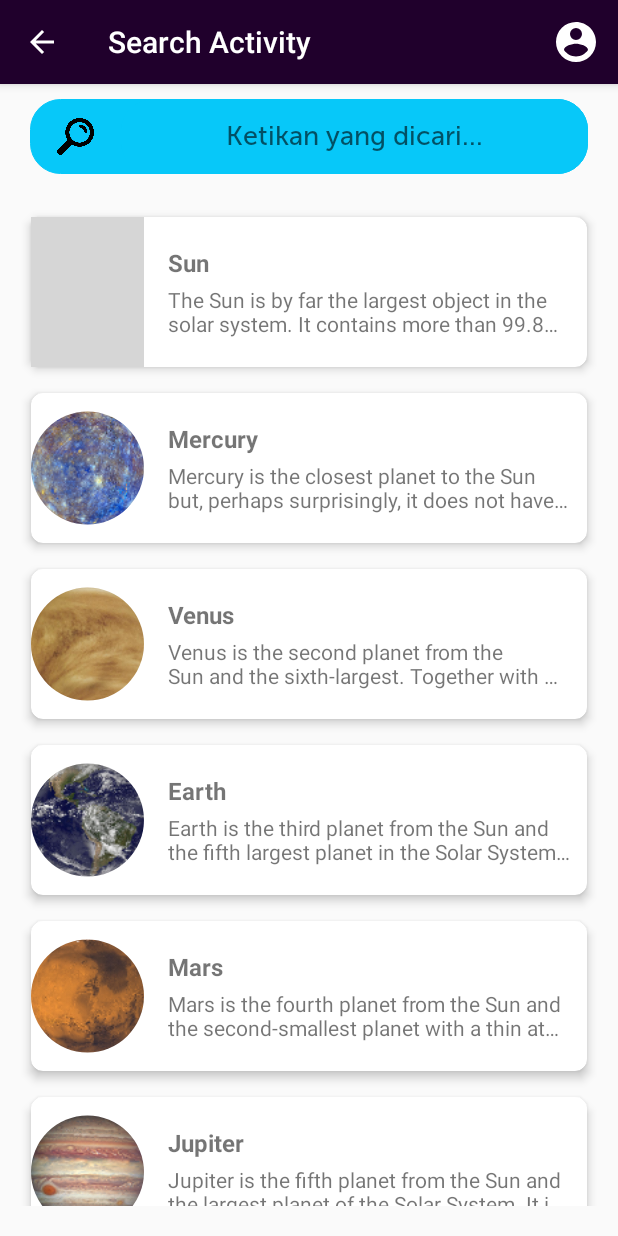
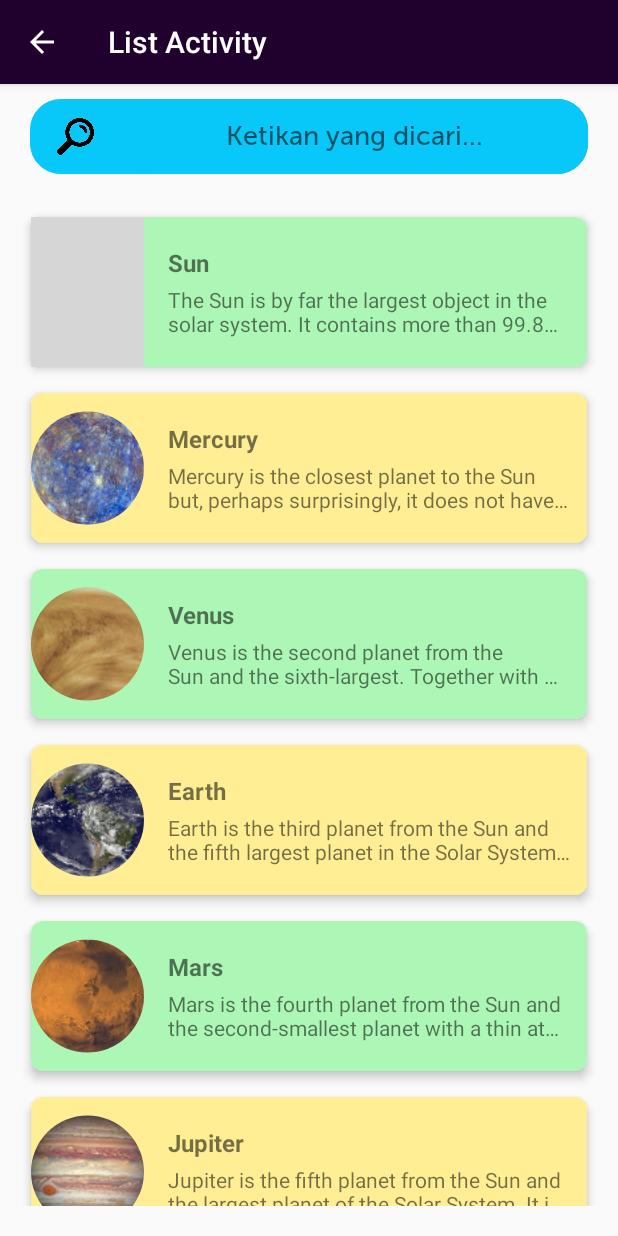
Before and after one commit to kukuhsw/SicKot, an Android app: the MainActivity screen opened directly, with no data from a screen before it, after a tap on an icon or button, on a phone screen of 412 x 824 dp. Run offline under Robolectric (Android 15) with nearby library versions, the phone set to English and light mode, and no system bars; our stand-ins replace CircleImageView; pictures from the network do not load; grey boxes are pictures that could not be loaded.

Commit message:
add different color recylerview

```diff
--- a/app/src/main/AndroidManifest.xml
+++ b/app/src/main/AndroidManifest.xml
@@ -13,8 +13,8 @@
         android:roundIcon="@mipmap/ic_launcher_round"
         android:supportsRtl="true"
         android:theme="@style/AppTheme">
-        <activity android:name=".activities.GridActivity"></activity>
-        <activity android:name=".activities.SearchPlanetActivity" />
+        <activity android:name=".activities.GridPlanetActivity"></activity>
+        <activity android:name=".activities.ListPlanetActivity" />
         <activity android:name=".activities.ProfileActivity" />
         <activity android:name=".activities.DetailPlanetActivity" />
         <activity android:name=".activities.MainActivity" />
--- a/app/src/main/java/com/hellu/lekot/activities/SearchPlanetActivity.kt
+++ b/app/src/main/java/com/hellu/lekot/activities/ListPlanetActivity.kt
@@ -2,13 +2,11 @@ package com.hellu.lekot.activities
 
 import android.content.Intent
 import android.os.Bundle
-import android.view.Menu
-import android.view.MenuItem
 import android.widget.Toast
 import androidx.appcompat.app.AppCompatActivity
 import androidx.recyclerview.widget.LinearLayoutManager
 import androidx.recyclerview.widget.RecyclerView
-import com.hellu.lekot.OnClickListener
+import com.hellu.lekot.utils.OnClickListener
 import com.hellu.lekot.R
 import com.hellu.lekot.adapter.PlanetAdapter
 import com.hellu.lekot.data.Planet
@@ -20,7 +18,7 @@ import java.util.*
 import kotlin.collections.ArrayList
 
 
-class SearchPlanetActivity : AppCompatActivity() {
+class ListPlanetActivity : AppCompatActivity() {
     private lateinit var rvPlanet: RecyclerView
 
     private lateinit var myAdapter: PlanetAdapter
@@ -31,7 +29,7 @@ class SearchPlanetActivity : AppCompatActivity() {
         setContentView(R.layout.activity_search_planet)
 
         supportActionBar?.let {
-            it.title = "Search Activity"
+            it.title = "List Activity"
             it.setDisplayHomeAsUpEnabled(true)
         }
 
@@ -43,21 +41,6 @@ class SearchPlanetActivity : AppCompatActivity() {
         getUserList()
 
         editTextSearch.afterTextChanged { filter(it) }
-    }
-
-    override fun onCreateOptionsMenu(menu: Menu): Boolean {
-        menuInflater.inflate(R.menu.menu_main, menu)
-        return super.onCreateOptionsMenu(menu)
-    }
-
-    override fun onOptionsItemSelected(item: MenuItem): Boolean {
-        val id = item.itemId
-        if (id == R.id.action_profile) {
-            val moveIntent = Intent(this@SearchPlanetActivity, ProfileActivity::class.java)
-            startActivity(moveIntent)
-            return true
-        }
-        return super.onOptionsItemSelected(item)
     }
 
     private fun getUserList() {
--- a/app/src/main/java/com/hellu/lekot/activities/MainActivity.kt
+++ b/app/src/main/java/com/hellu/lekot/activities/MainActivity.kt
@@ -9,7 +9,7 @@ import androidx.appcompat.app.AppCompatActivity
 import androidx.cardview.widget.CardView
 import androidx.recyclerview.widget.LinearLayoutManager
 import androidx.recyclerview.widget.RecyclerView
-import com.hellu.lekot.OnClickListener
+import com.hellu.lekot.utils.OnClickListener
 import com.hellu.lekot.R
 import com.hellu.lekot.adapter.HomeAdapter
 import com.hellu.lekot.data.Planet
@@ -49,7 +49,7 @@ class MainActivity : AppCompatActivity() {
     private fun openGridPlanet(btnGrid: CardView?) {
         if (btnGrid != null) {
             btnGrid.setOnClickListener {
-                val intent = Intent(this, GridActivity::class.java)
+                val intent = Intent(this, GridPlanetActivity::class.java)
                 startActivity(intent)
             }
         }
@@ -58,7 +58,7 @@ class MainActivity : AppCompatActivity() {
     private fun openListPlanet(btnFilter: CardView?) {
         if (btnFilter != null) {
             btnFilter.setOnClickListener {
-                val intent = Intent(this, SearchPlanetActivity::class.java)
+                val intent = Intent(this, ListPlanetActivity::class.java)
                 startActivity(intent)
             }
         }
--- a/app/src/main/java/com/hellu/lekot/adapter/HomeAdapter.kt
+++ b/app/src/main/java/com/hellu/lekot/adapter/HomeAdapter.kt
@@ -1,14 +1,16 @@
 package com.hellu.lekot.adapter
 
+import android.graphics.Color
 import android.view.LayoutInflater
 import android.view.View
 import android.view.ViewGroup
+import android.widget.RelativeLayout
 import android.widget.TextView
 import androidx.recyclerview.widget.RecyclerView
 import com.bumptech.glide.Glide
-import com.hellu.lekot.OnClickListener
 import com.hellu.lekot.R
 import com.hellu.lekot.data.Planet
+import com.hellu.lekot.utils.OnClickListener
 import de.hdodenhof.circleimageview.CircleImageView
 import java.util.*
 
@@ -40,8 +42,18 @@ class HomeAdapter (private var userList: ArrayList<Planet>) : RecyclerView.Adapt
 
     class ViewHolder(itemView: View) : RecyclerView.ViewHolder(itemView) {
         fun bindItems(user: Planet) {
+            val cardBackground = itemView.findViewById<RelativeLayout>(R.id.card_large_planet)
             val tvName = itemView.findViewById<TextView>(R.id.tv_item_name)
             val ivPlanet = itemView.findViewById<CircleImageView>(R.id.iv_item_photo)
+
+            if(position %2 == 1)
+            {
+                cardBackground.setBackgroundColor(Color.parseColor("#ffee93"))
+            }
+            else
+            {
+                cardBackground.setBackgroundColor(Color.parseColor("#adf7b6"))
+            }
 
             tvName?.text = user.name
             Glide.with(itemView.context)
--- a/app/src/main/java/com/hellu/lekot/adapter/PlanetAdapter.kt
+++ b/app/src/main/java/com/hellu/lekot/adapter/PlanetAdapter.kt
@@ -1,14 +1,16 @@
 package com.hellu.lekot.adapter
 
+import android.graphics.Color
 import android.view.LayoutInflater
 import android.view.View
 import android.view.ViewGroup
+import android.widget.RelativeLayout
 import android.widget.TextView
 import androidx.recyclerview.widget.RecyclerView
 import com.bumptech.glide.Glide
-import com.hellu.lekot.OnClickListener
 import com.hellu.lekot.R
 import com.hellu.lekot.data.Planet
+import com.hellu.lekot.utils.OnClickListener
 import de.hdodenhof.circleimageview.CircleImageView
 
 
@@ -45,9 +47,19 @@ class PlanetAdapter() : RecyclerView.Adapter<PlanetAdapter.ViewHolder>() {
 
     class ViewHolder(itemView: View) : RecyclerView.ViewHolder(itemView) {
         fun bindItems(user: Planet) {
+            val rvPlanet = itemView.findViewById<RelativeLayout>(R.id.card_border)
             val tvName = itemView.findViewById<TextView>(R.id.tv_item_name)
             val tvDescription = itemView.findViewById<TextView>(R.id.tv_item_detail)
             val ivPlanet = itemView.findViewById<CircleImageView>(R.id.img_item_photo)
+
+            if(position %2 == 1)
+            {
+                rvPlanet.setBackgroundColor(Color.parseColor("#ffee93"))
+            }
+            else
+            {
+                rvPlanet.setBackgroundColor(Color.parseColor("#adf7b6"))
+            }
 
             tvName?.text = user.name
             tvDescription?.text = user.address
--- a/app/src/main/java/com/hellu/lekot/OnClickListener.kt
+++ b/app/src/main/java/com/hellu/lekot/utils/OnClickListener.kt
@@ -1,4 +1,4 @@
-package com.hellu.lekot
+package com.hellu.lekot.utils
 
 import com.hellu.lekot.data.Planet
 
--- a/app/src/main/res/layout/activity_grid.xml
+++ b/app/src/main/res/layout/activity_grid.xml
@@ -4,7 +4,7 @@
     xmlns:tools="http://schemas.android.com/tools"
     android:layout_width="match_parent"
     android:layout_height="match_parent"
-    tools:context=".activities.GridActivity">
+    tools:context=".activities.GridPlanetActivity">
 
     <RelativeLayout
         android:id="@+id/rvSearch"
--- a/app/src/main/res/layout/item_large_layout.xml
+++ b/app/src/main/res/layout/item_large_layout.xml
@@ -12,6 +12,7 @@
     app:cardUseCompatPadding="true">
 
     <RelativeLayout
+        android:id="@+id/card_large_planet"
         android:layout_width="match_parent"
         android:layout_height="match_parent"
         android:background="#eeeeee">
--- a/app/src/main/res/layout/item_row_galaxy.xml
+++ b/app/src/main/res/layout/item_row_galaxy.xml
@@ -12,6 +12,7 @@
     app:cardUseCompatPadding="true">
 
     <RelativeLayout
+        android:id="@+id/card_border"
         android:layout_width="match_parent"
         android:layout_height="100dp">
 
```
Also changed, not shown: app/src/main/java/com/hellu/lekot/activities/GridPlanetActivity.kt (renamed from app/src/main/java/com/hellu/lekot/activities/GridActivity.kt, +20 -1 lines), app/src/main/java/com/hellu/lekot/data/PlanetData.kt (deleted, +0 -44 lines).
